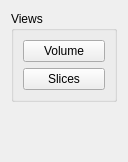
First picture: the form in src/view/ui/Tools_ViewsWidget.ui, repository upsideduck/app-arpes-aran, before the edit.
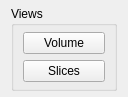
Second picture: the form after the edit.

The edit to the form file:
```diff
--- a/src/view/ui/Tools_ViewsWidget.ui
+++ b/src/view/ui/Tools_ViewsWidget.ui
@@ -7,7 +7,7 @@
     <x>0</x>
     <y>0</y>
     <width>128</width>
-    <height>162</height>
+    <height>96</height>
    </rect>
   </property>
   <property name="sizePolicy">
@@ -20,6 +20,12 @@
    <string>Form</string>
   </property>
   <layout class="QVBoxLayout" name="verticalLayout">
+   <property name="topMargin">
+    <number>6</number>
+   </property>
+   <property name="bottomMargin">
+    <number>6</number>
+   </property>
    <item>
     <widget class="QGroupBox" name="groupBox">
      <property name="sizePolicy">
@@ -32,6 +38,12 @@
       <string>Views</string>
      </property>
      <layout class="QVBoxLayout" name="verticalLayout_2">
+      <property name="topMargin">
+       <number>6</number>
+      </property>
+      <property name="bottomMargin">
+       <number>6</number>
+      </property>
       <item>
        <widget class="QPushButton" name="volumeViewBtn">
         <property name="text">
@@ -49,19 +61,6 @@
      </layout>
     </widget>
    </item>
-   <item>
-    <spacer name="verticalSpacer">
-     <property name="orientation">
-      <enum>Qt::Vertical</enum>
-     </property>
-     <property name="sizeHint" stdset="0">
-      <size>
-       <width>20</width>
-       <height>40</height>
-      </size>
-     </property>
-    </spacer>
-   </item>
   </layout>
  </widget>
  <resources/>
```
